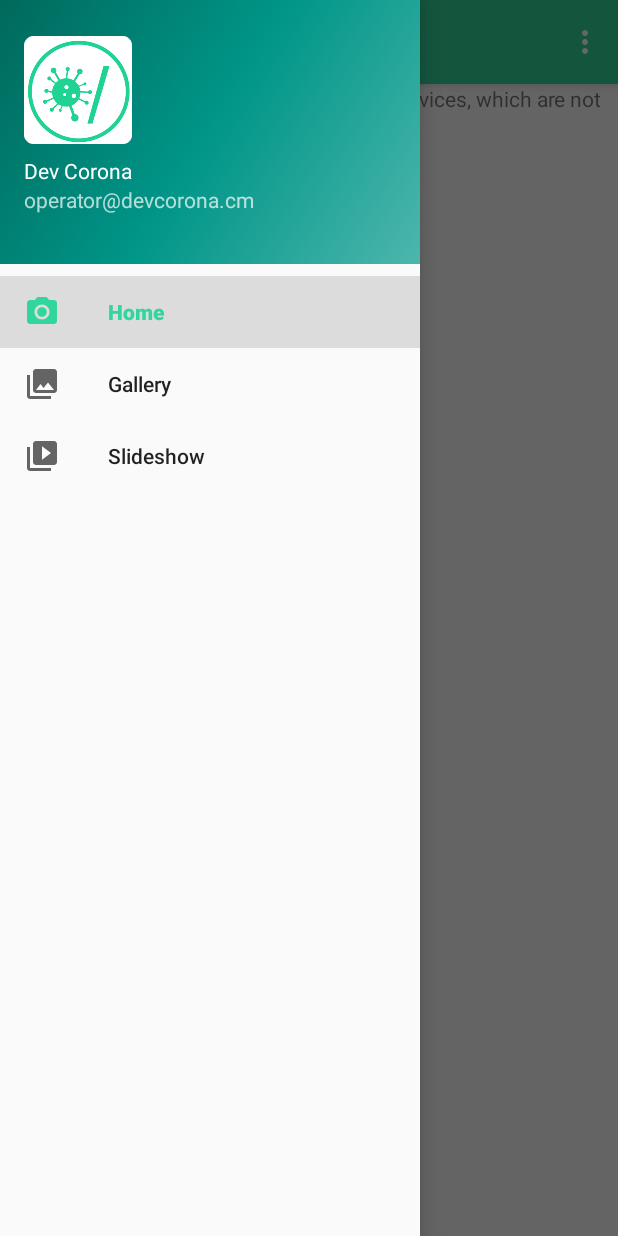
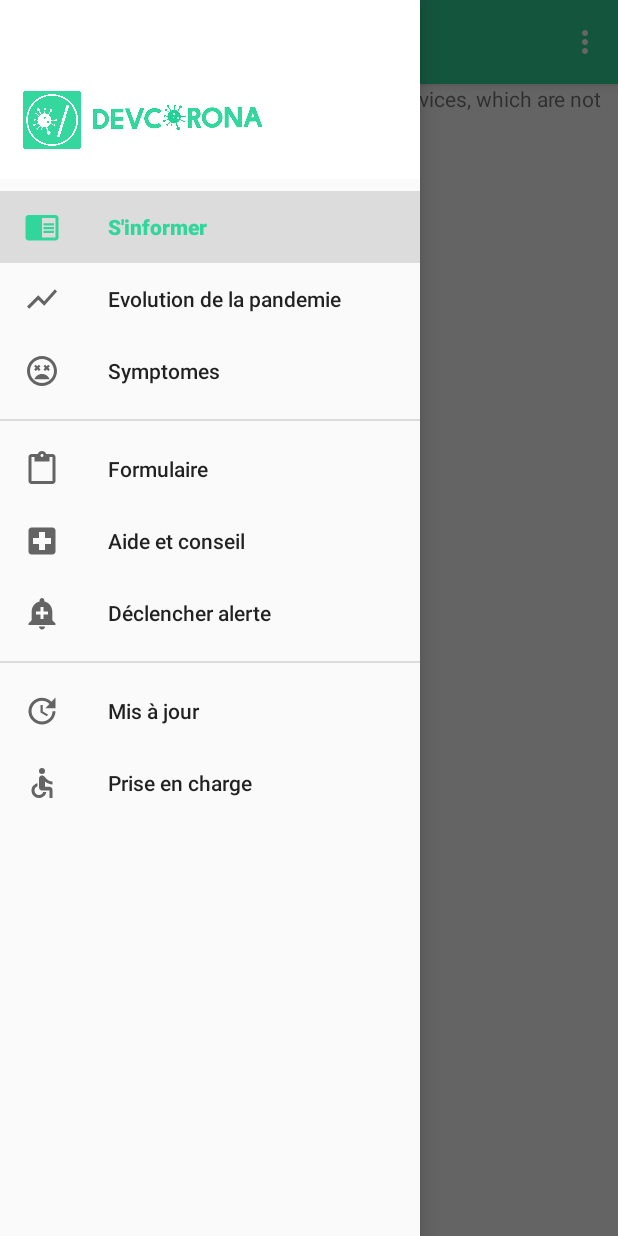
Before and after one commit to FGI-HUB/devCorona-mobile, an Android app: the screen it shows after launch (MenuActivity), with the side drawer open, on a phone screen of 412 x 824 dp. Run offline under Robolectric (Android 15) with nearby library versions, the phone set to English and light mode, and no system bars; our stand-ins replace navigation-ui.

Commit message:
Updating menu nav

```diff
--- /dev/null
+++ b/app/src/main/res/drawable/ic_accessible_black_24dp.xml
@@ -0,0 +1,12 @@
+<vector xmlns:android="http://schemas.android.com/apk/res/android"
+        android:width="24dp"
+        android:height="24dp"
+        android:viewportWidth="24.0"
+        android:viewportHeight="24.0">
+    <path
+        android:fillColor="#FF000000"
+        android:pathData="M12,4m-2,0a2,2 0,1 1,4 0a2,2 0,1 1,-4 0"/>
+    <path
+        android:fillColor="#FF000000"
+        android:pathData="M19,13v-2c-1.54,0.02 -3.09,-0.75 -4.07,-1.83l-1.29,-1.43c-0.17,-0.19 -0.38,-0.34 -0.61,-0.45 -0.01,0 -0.01,-0.01 -0.02,-0.01L13,7.28c-0.35,-0.2 -0.75,-0.3 -1.19,-0.26C10.76,7.11 10,8.04 10,9.09L10,15c0,1.1 0.9,2 2,2h5v5h2v-5.5c0,-1.1 -0.9,-2 -2,-2h-3v-3.45c1.29,1.07 3.25,1.94 5,1.95zM12.83,18c-0.41,1.16 -1.52,2 -2.83,2 -1.66,0 -3,-1.34 -3,-3 0,-1.31 0.84,-2.41 2,-2.83L9,12.1c-2.28,0.46 -4,2.48 -4,4.9 0,2.76 2.24,5 5,5 2.42,0 4.44,-1.72 4.9,-4h-2.07z"/>
+</vector>
--- /dev/null
+++ b/app/src/main/res/drawable/ic_add_alert_black_24dp.xml
@@ -0,0 +1,9 @@
+<vector xmlns:android="http://schemas.android.com/apk/res/android"
+        android:width="24dp"
+        android:height="24dp"
+        android:viewportWidth="24.0"
+        android:viewportHeight="24.0">
+    <path
+        android:fillColor="#FF000000"
+        android:pathData="M10.01,21.01c0,1.1 0.89,1.99 1.99,1.99s1.99,-0.89 1.99,-1.99h-3.98zM18.88,16.82L18.88,11c0,-3.25 -2.25,-5.97 -5.29,-6.69v-0.72C13.59,2.71 12.88,2 12,2s-1.59,0.71 -1.59,1.59v0.72C7.37,5.03 5.12,7.75 5.12,11v5.82L3,18.94L3,20h18v-1.06l-2.12,-2.12zM16,13.01h-3v3h-2v-3L8,13.01L8,11h3L11,8h2v3h3v2.01z"/>
+</vector>
--- /dev/null
+++ b/app/src/main/res/drawable/ic_chrome_reader_mode_black_24dp.xml
@@ -0,0 +1,9 @@
+<vector xmlns:android="http://schemas.android.com/apk/res/android"
+        android:width="24dp"
+        android:height="24dp"
+        android:viewportWidth="24.0"
+        android:viewportHeight="24.0">
+    <path
+        android:fillColor="#FF000000"
+        android:pathData="M13,12h7v1.5h-7zM13,9.5h7L20,11h-7zM13,14.5h7L20,16h-7zM21,4L3,4c-1.1,0 -2,0.9 -2,2v13c0,1.1 0.9,2 2,2h18c1.1,0 2,-0.9 2,-2L23,6c0,-1.1 -0.9,-2 -2,-2zM21,19h-9L12,6h9v13z"/>
+</vector>
--- /dev/null
+++ b/app/src/main/res/drawable/ic_content_paste_black_24dp.xml
@@ -0,0 +1,9 @@
+<vector xmlns:android="http://schemas.android.com/apk/res/android"
+        android:width="24dp"
+        android:height="24dp"
+        android:viewportWidth="24.0"
+        android:viewportHeight="24.0">
+    <path
+        android:fillColor="#FF000000"
+        android:pathData="M19,2h-4.18C14.4,0.84 13.3,0 12,0c-1.3,0 -2.4,0.84 -2.82,2L5,2c-1.1,0 -2,0.9 -2,2v16c0,1.1 0.9,2 2,2h14c1.1,0 2,-0.9 2,-2L21,4c0,-1.1 -0.9,-2 -2,-2zM12,2c0.55,0 1,0.45 1,1s-0.45,1 -1,1 -1,-0.45 -1,-1 0.45,-1 1,-1zM19,20L5,20L5,4h2v3h10L17,4h2v16z"/>
+</vector>
--- /dev/null
+++ b/app/src/main/res/drawable/ic_local_hospital_black_24dp.xml
@@ -0,0 +1,9 @@
+<vector xmlns:android="http://schemas.android.com/apk/res/android"
+        android:width="24dp"
+        android:height="24dp"
+        android:viewportWidth="24.0"
+        android:viewportHeight="24.0">
+    <path
+        android:fillColor="#FF000000"
+        android:pathData="M19,3L5,3c-1.1,0 -1.99,0.9 -1.99,2L3,19c0,1.1 0.9,2 2,2h14c1.1,0 2,-0.9 2,-2L21,5c0,-1.1 -0.9,-2 -2,-2zM18,14h-4v4h-4v-4L6,14v-4h4L10,6h4v4h4v4z"/>
+</vector>
--- /dev/null
+++ b/app/src/main/res/drawable/ic_sentiment_very_dissatisfied_black_24dp.xml
@@ -0,0 +1,9 @@
+<vector xmlns:android="http://schemas.android.com/apk/res/android"
+        android:width="24dp"
+        android:height="24dp"
+        android:viewportWidth="24.0"
+        android:viewportHeight="24.0">
+    <path
+        android:fillColor="#FF000000"
+        android:pathData="M11.99,2C6.47,2 2,6.47 2,12s4.47,10 9.99,10S22,17.53 22,12 17.52,2 11.99,2zM12,20c-4.42,0 -8,-3.58 -8,-8s3.58,-8 8,-8 8,3.58 8,8 -3.58,8 -8,8zM16.18,7.76l-1.06,1.06 -1.06,-1.06L13,8.82l1.06,1.06L13,10.94 14.06,12l1.06,-1.06L16.18,12l1.06,-1.06 -1.06,-1.06 1.06,-1.06zM7.82,12l1.06,-1.06L9.94,12 11,10.94 9.94,9.88 11,8.82 9.94,7.76 8.88,8.82 7.82,7.76 6.76,8.82l1.06,1.06 -1.06,1.06zM12,14c-2.33,0 -4.31,1.46 -5.11,3.5h10.22c-0.8,-2.04 -2.78,-3.5 -5.11,-3.5z"/>
+</vector>
--- /dev/null
+++ b/app/src/main/res/drawable/ic_show_chart_black_24dp.xml
@@ -0,0 +1,9 @@
+<vector xmlns:android="http://schemas.android.com/apk/res/android"
+        android:width="24dp"
+        android:height="24dp"
+        android:viewportWidth="24.0"
+        android:viewportHeight="24.0">
+    <path
+        android:fillColor="#FF000000"
+        android:pathData="M3.5,18.49l6,-6.01 4,4L22,6.92l-1.41,-1.41 -7.09,7.97 -4,-4L2,16.99z"/>
+</vector>
--- /dev/null
+++ b/app/src/main/res/drawable/ic_update_black_24dp.xml
@@ -0,0 +1,9 @@
+<vector xmlns:android="http://schemas.android.com/apk/res/android"
+        android:width="24dp"
+        android:height="24dp"
+        android:viewportWidth="24.0"
+        android:viewportHeight="24.0">
+    <path
+        android:fillColor="#FF000000"
+        android:pathData="M21,10.12h-6.78l2.74,-2.82c-2.73,-2.7 -7.15,-2.8 -9.88,-0.1 -2.73,2.71 -2.73,7.08 0,9.79 2.73,2.71 7.15,2.71 9.88,0C18.32,15.65 19,14.08 19,12.1h2c0,1.98 -0.88,4.55 -2.64,6.29 -3.51,3.48 -9.21,3.48 -12.72,0 -3.5,-3.47 -3.53,-9.11 -0.02,-12.58 3.51,-3.47 9.14,-3.47 12.65,0L21,3v7.12zM12.5,8v4.25l3.5,2.08 -0.72,1.21L11,13V8h1.5z"/>
+</vector>
--- a/app/src/main/res/layout/activity_menu.xml
+++ b/app/src/main/res/layout/activity_menu.xml
@@ -13,8 +13,6 @@
         android:layout_width="match_parent"
         android:layout_height="match_parent" />
 
-<!--    <include layout="@layout/activity_maps"/>-->
-
     <com.google.android.material.navigation.NavigationView
         android:id="@+id/nav_view"
         android:layout_width="wrap_content"
--- a/app/src/main/res/layout/nav_header_menu.xml
+++ b/app/src/main/res/layout/nav_header_menu.xml
@@ -1,10 +1,11 @@
 <?xml version="1.0" encoding="utf-8"?>
 <LinearLayout xmlns:android="http://schemas.android.com/apk/res/android"
     xmlns:app="http://schemas.android.com/apk/res-auto"
+    xmlns:tools="http://schemas.android.com/tools"
     android:layout_width="match_parent"
-    android:layout_height="@dimen/nav_header_height"
-    android:background="@drawable/side_nav_bar"
-    android:gravity="top"
+    android:layout_height="wrap_content"
+    android:background="#fff"
+    android:gravity="bottom"
     android:orientation="vertical"
     android:paddingLeft="@dimen/activity_horizontal_margin"
     android:paddingTop="@dimen/activity_vertical_margin"
@@ -12,25 +13,33 @@
     android:paddingBottom="@dimen/activity_vertical_margin"
     android:theme="@style/ThemeOverlay.AppCompat.Dark">
 
-    <ImageView
-        android:id="@+id/imageView"
-        android:layout_width="wrap_content"
-        android:layout_height="wrap_content"
-        android:contentDescription="@string/nav_header_desc"
-        android:paddingTop="@dimen/nav_header_vertical_spacing"
-        app:srcCompat="@mipmap/ic_launcher_round" />
+    <androidx.constraintlayout.widget.ConstraintLayout
+        android:layout_width="372dp"
+        android:layout_height="99dp">
 
-    <TextView
-        android:layout_width="match_parent"
-        android:layout_height="wrap_content"
-        android:paddingTop="@dimen/nav_header_vertical_spacing"
-        android:text="@string/nav_header_title"
-        android:textAppearance="@style/TextAppearance.AppCompat.Body1" />
+        <ImageView
+            android:id="@+id/imageView2"
+            android:layout_width="129dp"
+            android:layout_height="61dp"
+            android:contentDescription="@string/logo_text"
+            app:layout_constraintBottom_toBottomOf="parent"
+            app:layout_constraintEnd_toEndOf="parent"
+            app:layout_constraintHorizontal_bias="0.0"
+            app:layout_constraintStart_toEndOf="@+id/imageView3"
+            app:layout_constraintTop_toTopOf="parent"
+            app:layout_constraintVertical_bias="1.0"
+            app:srcCompat="@drawable/logo_texte_fb" />
 
-    <TextView
-        android:id="@+id/textView"
-        android:layout_width="wrap_content"
-        android:layout_height="wrap_content"
-        android:text="@string/nav_header_subtitle" />
+        <ImageView
+            android:id="@+id/imageView3"
+            android:layout_width="41dp"
+            android:layout_height="58dp"
+            android:contentDescription="@string/logo_vert"
+            app:layout_constraintBottom_toBottomOf="parent"
+            app:layout_constraintStart_toStartOf="parent"
+            app:layout_constraintTop_toTopOf="parent"
+            app:layout_constraintVertical_bias="1.0"
+            app:srcCompat="@drawable/logo_vert" />
+    </androidx.constraintlayout.widget.ConstraintLayout>
 
 </LinearLayout>
--- a/app/src/main/res/menu/activity_menu_drawer.xml
+++ b/app/src/main/res/menu/activity_menu_drawer.xml
@@ -6,15 +6,41 @@
     <group android:checkableBehavior="single">
         <item
             android:id="@+id/nav_home"
-            android:icon="@drawable/ic_menu_camera"
-            android:title="@string/menu_home" />
+            android:icon="@drawable/ic_chrome_reader_mode_black_24dp"
+            android:title="@string/menu_info" />
         <item
             android:id="@+id/nav_gallery"
-            android:icon="@drawable/ic_menu_gallery"
-            android:title="@string/menu_gallery" />
+            android:icon="@drawable/ic_show_chart_black_24dp"
+            android:title="@string/menu_evolution" />
         <item
             android:id="@+id/nav_slideshow"
-            android:icon="@drawable/ic_menu_slideshow"
-            android:title="@string/menu_slideshow" />
+            android:icon="@drawable/ic_sentiment_very_dissatisfied_black_24dp"
+            android:title="@string/menu_symptome" />
     </group>
+
+    <group android:id="@+id/menu_bottom"
+        android:checkableBehavior="none">
+        <item android:id="@+id/nav_forms"
+            android:icon="@drawable/ic_content_paste_black_24dp"
+            android:title="@string/menu_form"/>
+        <item android:id="@+id/nav_tips"
+            android:icon="@drawable/ic_local_hospital_black_24dp"
+            android:title="@string/menu_tip"/>
+        <item android:id="@+id/nav_notification"
+            android:icon="@drawable/ic_add_alert_black_24dp"
+            android:title="@string/menu_alert"/>
+    </group>
+
+    <group android:id="@+id/menu_end"
+        android:checkableBehavior="none">
+        <item android:id="@+id/nav_update"
+            android:icon="@drawable/ic_update_black_24dp"
+            android:title="@string/menu_update"/>
+        <item android:id="@+id/nav_follow"
+            android:icon="@drawable/ic_accessible_black_24dp"
+            android:title="@string/menu_follow"/>
+    </group>
+
+
+
 </menu>
--- a/app/src/main/res/values/dimens.xml
+++ b/app/src/main/res/values/dimens.xml
@@ -1,7 +1,7 @@
 <resources>
     <!-- Default screen margins, per the Android Design guidelines. -->
-    <dimen name="activity_horizontal_margin">16dp</dimen>
-    <dimen name="activity_vertical_margin">16dp</dimen>
+    <dimen name="activity_horizontal_margin">14dp</dimen>
+    <dimen name="activity_vertical_margin">10dp</dimen>
     <dimen name="nav_header_vertical_spacing">8dp</dimen>
     <dimen name="nav_header_height">176dp</dimen>
     <dimen name="fab_margin">16dp</dimen>
--- a/app/src/main/res/values/strings.xml
+++ b/app/src/main/res/values/strings.xml
@@ -19,4 +19,17 @@
     <string name="menu_slideshow">Slideshow</string>
 
     <string name="home_second">Home Second</string>
+
+    <string name="menu_info">S\'informer</string>
+    <string name="menu_evolution">Evolution de la pandemie</string>
+    <string name="menu_symptome">Symptomes</string>
+
+    <string name="menu_form">Formulaire</string>
+    <string name="menu_tip">Aide et conseil</string>
+    <string name="menu_alert">Déclencher alerte</string>
+
+    <string name="menu_update">Mis à jour</string>
+    <string name="menu_follow">Prise en charge</string>
+    <string name="logo_text">Logo texte</string>
+    <string name="logo_vert">Logo vert</string>
 </resources>
```
Also changed, not shown: app/src/main/res/drawable-normal/logo_texte_fb.png (added), app/src/main/res/drawable-normal/logo_vert.png (added).
